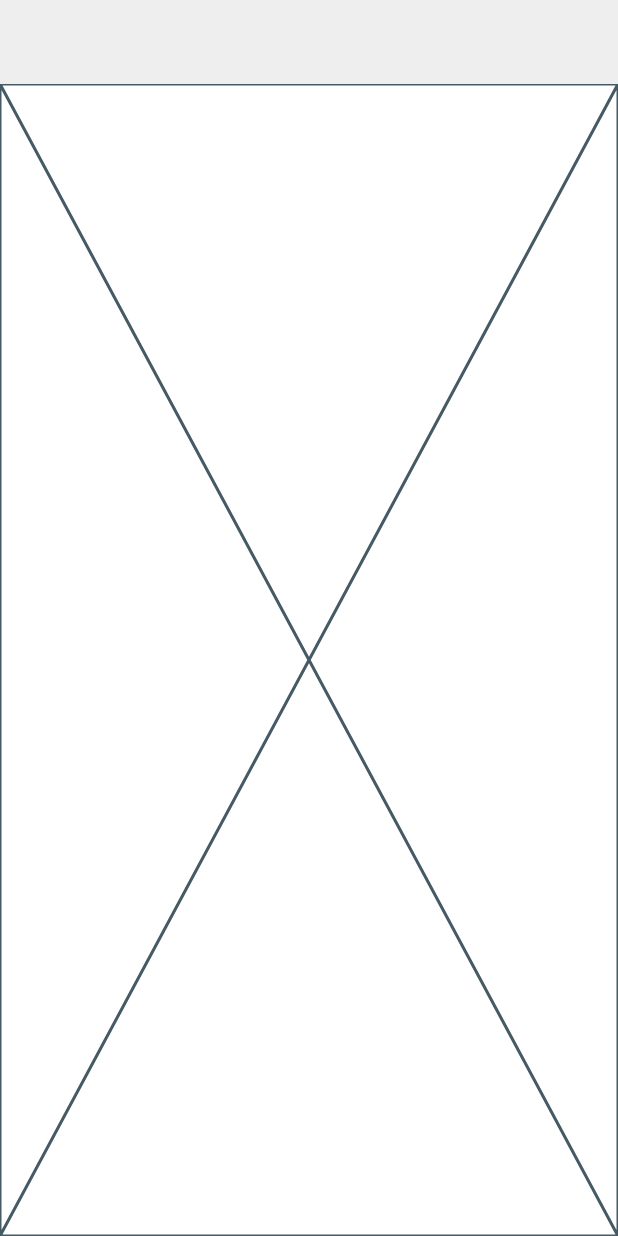
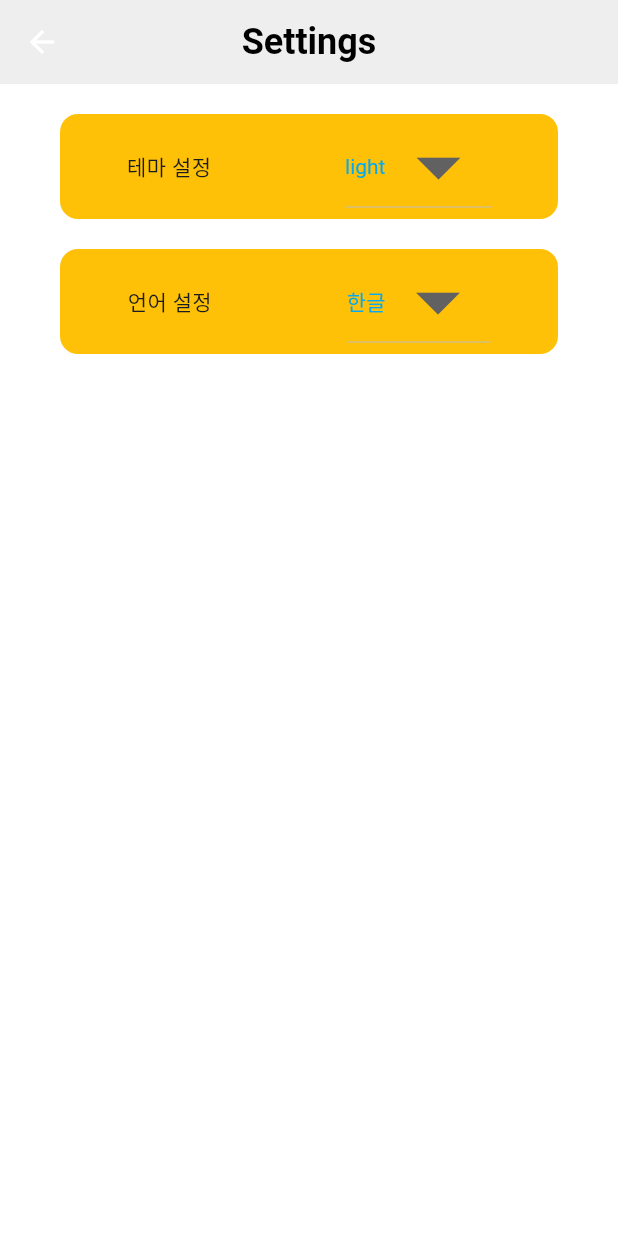
Before and after one commit to thfqls7828-stack/board_app, a Flutter app: the screen it shows after launch, on a phone screen of 412 x 824 dp. Run offline on Flutter 3.47's test engine with Material 3 defaults, Android fonts, the phone set to English and light mode, and no system bars; Roboto replaces fonts that are missing (CustomFont).

Commit message:
feat : SettingPage DropdownButton 기능 구현
- DropdownButton 테마 설정, 언어 설정 버튼만 구현

```diff
--- a/lib/core/theme.dart
+++ b/lib/core/themes.dart
@@ -1,11 +1,8 @@
 import 'package:flutter/material.dart';
 
-class BoardTheme extends Theme {
-  const BoardTheme({super.key, required super.data, required super.child});
-
+class BoardTheme {
   static ThemeData theme = ThemeData(
     useMaterial3: true,
-
     appBarTheme: AppBarThemeData(
       actionsPadding: EdgeInsets.only(right: 10),
       centerTitle: true,
@@ -25,12 +22,13 @@ class BoardTheme extends Theme {
     fontFamily: "CustomFont",
   );
 
-  static ThemeData darktheme = ThemeData(
+  static ThemeData darkTheme = ThemeData(
     useMaterial3: true,
     appBarTheme: AppBarThemeData(
       actionsPadding: EdgeInsets.only(right: 10),
       centerTitle: true,
       foregroundColor: Colors.black,
+      backgroundColor: Colors.grey,
     ),
     colorScheme: ColorScheme.fromSeed(
       brightness: Brightness.dark,
--- a/lib/main.dart
+++ b/lib/main.dart
@@ -1,5 +1,6 @@
-import 'package:board_app/core/theme.dart';
+import 'package:board_app/core/themes.dart';
 import 'package:board_app/ui/home_page.dart';
+import 'package:board_app/ui/setting_page.dart';
 import 'package:flutter/material.dart';
 
 void main() {
@@ -15,8 +16,8 @@ class BoardApp extends StatelessWidget {
       title: "BoardApp",
       themeMode: ThemeMode.light,
       theme: BoardTheme.theme,
-      darkTheme: BoardTheme.darktheme,
-      home: HomePage(),
+      darkTheme: BoardTheme.darkTheme,
+      home: SettingPage(),
     );
   }
 }
--- /dev/null
+++ b/lib/ui/components/dropdown_button.dart
@@ -0,0 +1,26 @@
+import 'package:flutter/material.dart';
+
+class DropDownWidget extends StatefulWidget {
+  DropDownWidget({super.key, required this.menuItem});
+
+  final List<String> menuItem;
+  late String selected = menuItem[0];
+
+  @override
+  State<DropDownWidget> createState() => _DropDownWidgetState();
+}
+
+class _DropDownWidgetState extends State<DropDownWidget> {
+  @override
+  Widget build(BuildContext context) {
+    return DropdownButton(
+      iconSize: 70,
+      value: widget.selected,
+      style: TextStyle(color: Theme.of(context).colorScheme.primary),
+      items: widget.menuItem.map<DropdownMenuItem<String>>((e) {
+        return DropdownMenuItem(value: e, child: Text(e));
+      }).toList(),
+      onChanged: (value) => setState(() => widget.selected = value!),
+    );
+  }
+}
--- /dev/null
+++ b/lib/ui/components/setting_container.dart
@@ -0,0 +1,22 @@
+import 'package:flutter/material.dart';
+
+class SettingContainer extends StatelessWidget {
+  const SettingContainer({super.key, required this.widget, required this.text});
+
+  final Widget widget;
+  final String text;
+
+  @override
+  Widget build(BuildContext context) {
+    return Container(
+      decoration: BoxDecoration(
+        color: Colors.amber,
+        borderRadius: BorderRadius.circular(12),
+      ),
+      child: Row(
+        mainAxisAlignment: MainAxisAlignment.spaceAround,
+        children: [Text(text), widget],
+      ),
+    );
+  }
+}
--- /dev/null
+++ b/lib/ui/setting_page.dart
@@ -0,0 +1,44 @@
+import 'package:board_app/ui/components/dropdown_button.dart';
+import 'package:board_app/ui/components/setting_container.dart';
+import 'package:flutter/material.dart';
+
+class SettingPage extends StatelessWidget {
+  const SettingPage({super.key});
+
+  @override
+  Widget build(BuildContext context) {
+    return Scaffold(
+      appBar: AppBar(
+        title: Text(
+          "Settings",
+          style: TextStyle(
+            fontSize: 24,
+            fontWeight: FontWeight.bold,
+            color: Theme.of(context).dividerColor,
+          ),
+        ),
+        leading: IconButton(
+          onPressed: Navigator.of(context).pop,
+          icon: Icon(Icons.arrow_back),
+        ),
+      ),
+      body: Padding(
+        padding: const EdgeInsets.symmetric(horizontal: 40, vertical: 20),
+        child: Column(
+          spacing: 20,
+          mainAxisSize: MainAxisSize.min,
+          children: [
+            SettingContainer(
+              text: "테마 설정",
+              widget: DropDownWidget(menuItem: ["light", "dark"]),
+            ),
+            SettingContainer(
+              text: "언어 설정",
+              widget: DropDownWidget(menuItem: ["한글", "영어"]),
+            ),
+          ],
+        ),
+      ),
+    );
+  }
+}
--- a/pubspec.yaml
+++ b/pubspec.yaml
@@ -88,6 +88,6 @@ flutter:
   fonts:
     - family : CustomFont
       fonts:
-        - asset : font/BlackHanSans-Regular.ttf
+        - asset : fonts/BlackHanSans-Regular.ttf
   # For details regarding fonts from package dependencies,
   # see https://flutter.dev/to/font-from-package
```
